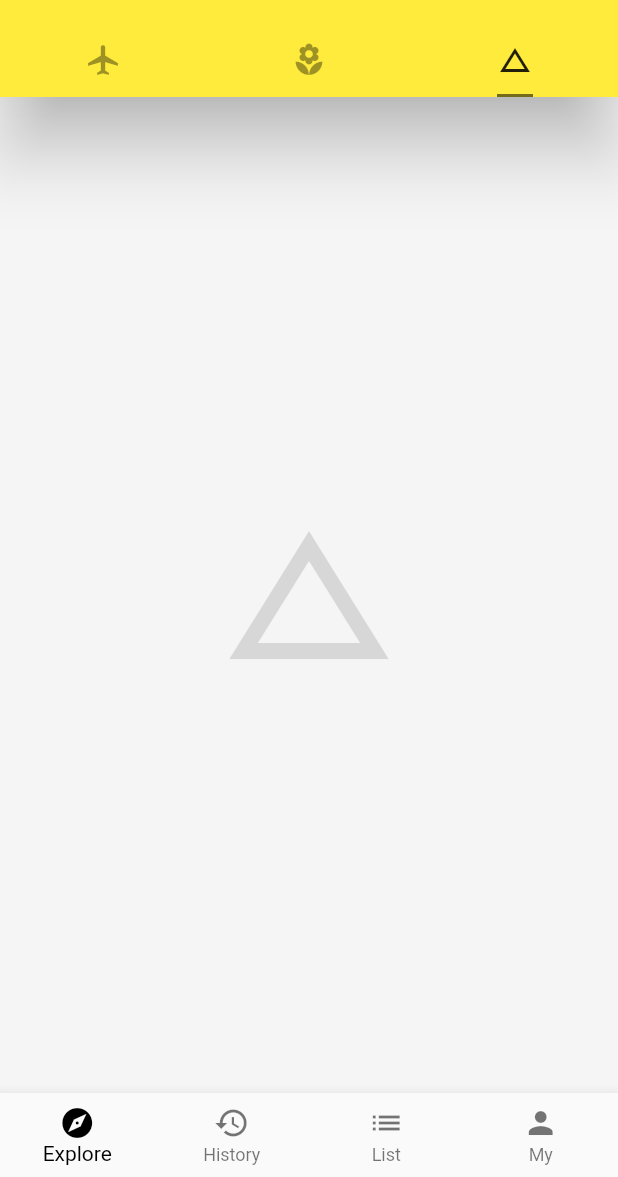
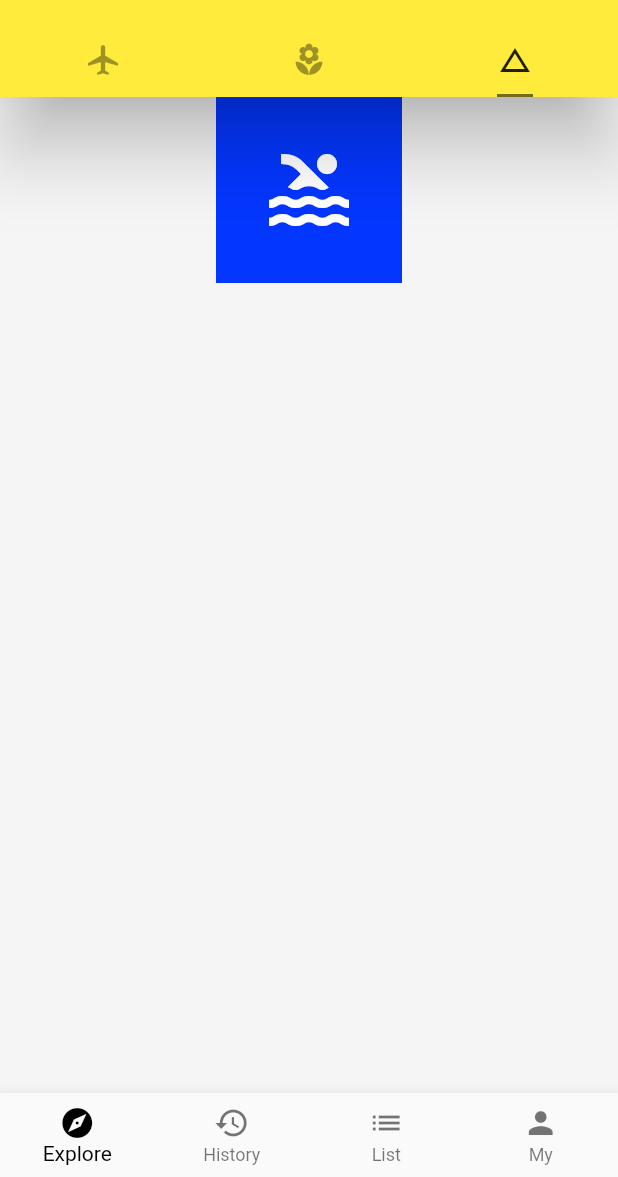
Before and after one commit to Mikejiawei/hello_flutter, a Flutter app: the screen it shows after launch, tab 3 chosen, on a phone screen of 412 x 824 dp, the part 59-1236 px from its top. Run offline on Flutter 3.47's test engine with Material 2 defaults, Android fonts, the phone set to English and light mode, and no system bars; network calls fail.

Commit message:
create the layoutDemo

```diff
--- /dev/null
+++ b/lib/demo/layout_demo.dart
@@ -0,0 +1,31 @@
+import 'package:flutter/material.dart';
+
+class LayoutDemo extends StatelessWidget {
+  @override
+  Widget build(BuildContext context) {
+    // TODO: implement build
+    return Column(
+      children: <Widget>[
+        IconBadge(Icons.pool, size: 64.0,)
+      ],
+    );
+  }
+}
+
+class IconBadge extends StatelessWidget {
+  final IconData icon;
+  final double size;
+  const IconBadge(this.icon,{
+    this.size = 32.0
+  });
+
+  @override
+  Widget build(BuildContext context) {
+    return Container(
+      child: Icon(icon, size: size, color: Colors.white),
+      width: size + 60,
+      height: size + 60,
+      color: Color.fromRGBO(3, 54, 255, 1.0),
+    );
+  }
+}
--- a/lib/main.dart
+++ b/lib/main.dart
@@ -2,6 +2,7 @@ import 'package:flutter/material.dart';
 import 'demo/listview_demo.dart';
 import 'demo/drawer_demo.dart';
 import 'demo/bottom_navigation_bar_demo.dart';
+import 'demo/layout_demo.dart';
 
 void main() => runApp(App());
 
@@ -54,7 +55,7 @@ class Home extends StatelessWidget {
           children: <Widget>[
             ListViewDemo(),
             Icon(Icons.local_florist, size: 128.0, color: Colors.black12),
-            Icon(Icons.change_history, size: 128.0, color: Colors.black12),
+            LayoutDemo()
           ],
         ),
         drawer:DrawerDemo(),
```
